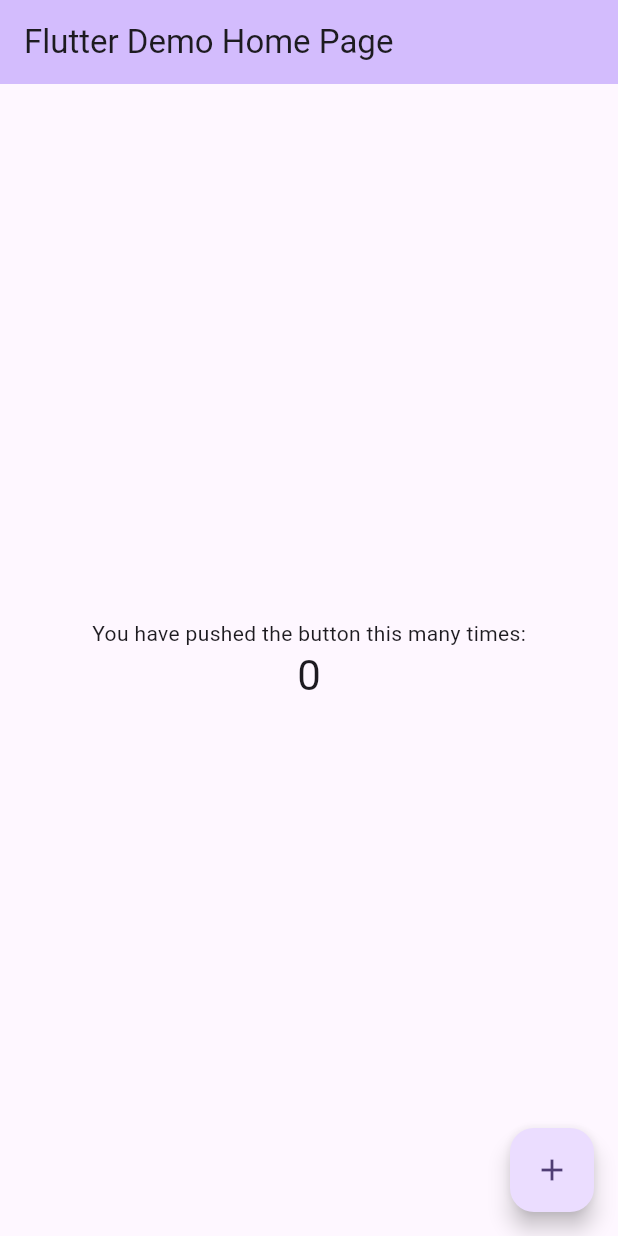
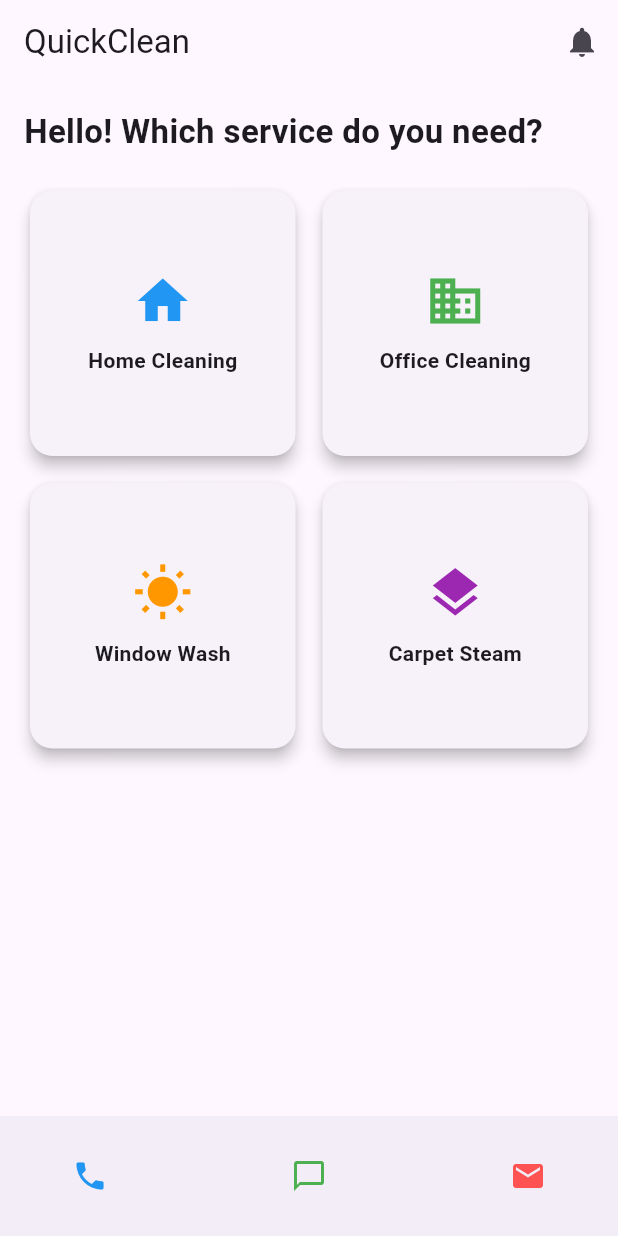
Before and after one commit to hangEX7749/QuickClean, a Flutter app: the screen it shows after launch, on a phone screen of 412 x 824 dp. Run offline on Flutter 3.47's test engine with Material 3 defaults, Android fonts, the light colour scheme and no system bars; Roboto replaces fonts that are missing (Poppins).

Commit message:
home page

```diff
--- a/lib/main.dart
+++ b/lib/main.dart
@@ -1,4 +1,5 @@
 import 'package:flutter/material.dart';
+import 'package:quick_clean/screen/home.dart';
 
 void main() {
   runApp(const MyApp());
@@ -11,26 +12,12 @@ class MyApp extends StatelessWidget {
   @override
   Widget build(BuildContext context) {
     return MaterialApp(
-      title: 'Flutter Demo',
       theme: ThemeData(
-        // This is the theme of your application.
-        //
-        // TRY THIS: Try running your application with "flutter run". You'll see
-        // the application has a purple toolbar. Then, without quitting the app,
-        // try changing the seedColor in the colorScheme below to Colors.green
-        // and then invoke "hot reload" (save your changes or press the "hot
-        // reload" button in a Flutter-supported IDE, or press "r" if you used
-        // the command line to start the app).
-        //
-        // Notice that the counter didn't reset back to zero; the application
-        // state is not lost during the reload. To reset the state, use hot
-        // restart instead.
-        //
-        // This works for code too, not just values: Most code changes can be
-        // tested with just a hot reload.
-        colorScheme: ColorScheme.fromSeed(seedColor: Colors.deepPurple),
+        primarySwatch: Colors.blue,
+        useMaterial3: true, // Gives you the modern Android 14+ look
+        fontFamily: 'Poppins', // A clean, modern font for service apps
       ),
-      home: const MyHomePage(title: 'Flutter Demo Home Page'),
+      home: HomeScreen(),
     );
   }
 }
--- /dev/null
+++ b/lib/screen/home.dart
@@ -0,0 +1,93 @@
+import 'package:flutter/material.dart';
+import 'package:url_launcher/url_launcher.dart';
+
+class HomeScreen extends StatelessWidget {
+  const HomeScreen({super.key});
+
+  @override
+  Widget build(BuildContext context) {
+    return Scaffold(
+      appBar: AppBar(
+        title: Text('QuickClean'),
+        actions: [IconButton(icon: Icon(Icons.notifications), onPressed: () {})],
+      ),
+      body: Padding(
+        padding: const EdgeInsets.all(16.0),
+        child: Column(
+          crossAxisAlignment: CrossAxisAlignment.start,
+          children: [
+            Text('Hello! Which service do you need?',
+                 style: TextStyle(fontSize: 22, fontWeight: FontWeight.bold)),
+            SizedBox(height: 20),
+            Expanded(
+              child: GridView.count(
+                crossAxisCount: 2,
+                crossAxisSpacing: 10,
+                mainAxisSpacing: 10,
+                children: [
+                  _serviceCard('Home Cleaning', Icons.home, Colors.blue),
+                  _serviceCard('Office Cleaning', Icons.business, Colors.green),
+                  _serviceCard('Window Wash', Icons.wb_sunny, Colors.orange),
+                  _serviceCard('Carpet Steam', Icons.layers, Colors.purple),
+                ],
+              ),
+            ),
+          ],
+        ),
+      ),
+      // Using BottomAppBar instead of BottomNavigationBar for custom layouts
+      bottomNavigationBar: BottomAppBar(
+        shape: CircularNotchedRectangle(),
+        notchMargin: 8.0,
+        child: Container(
+          height: 60.0,
+          padding: EdgeInsets.symmetric(horizontal: 20.0),
+          child: Row(
+            mainAxisAlignment: MainAxisAlignment.spaceBetween,
+            children: [
+              // Phone Call
+              IconButton(
+                icon: Icon(Icons.phone, color: Colors.blue),
+                onPressed: () => _launchURL('tel:+123456789'),
+              ),
+
+              // WhatsApp
+              IconButton(
+                icon: Icon(Icons.chat_bubble_outline, color: Colors.green),
+                onPressed: () => _launchURL('https://wa.me/123456789'),
+              ),
+
+              // Email
+              IconButton(
+                icon: Icon(Icons.email, color: Colors.redAccent),
+                onPressed: () => _launchURL('mailto:support@cleaningservice.com'),
+              ),
+            ],
+          ),
+        ),
+      ),
+    );
+  }
+
+  Widget _serviceCard(String title, IconData icon, Color color) {
+    return Card(
+      elevation: 4,
+      shape: RoundedRectangleBorder(borderRadius: BorderRadius.circular(15)),
+      child: Column(
+        mainAxisAlignment: MainAxisAlignment.center,
+        children: [
+          Icon(icon, size: 40, color: color),
+          SizedBox(height: 10),
+          Text(title, style: TextStyle(fontWeight: FontWeight.w600)),
+        ],
+      ),
+    );
+  }
+
+  Future<void> _launchURL(String url) async {
+    final Uri uri = Uri.parse(url);
+    if (await canLaunchUrl(uri)) {
+      await launchUrl(uri);
+    }
+  }
+}
--- a/pubspec.yaml
+++ b/pubspec.yaml
@@ -34,6 +34,7 @@ dependencies:
   # The following adds the Cupertino Icons font to your application.
   # Use with the CupertinoIcons class for iOS style icons.
   cupertino_icons: ^1.0.8
+  url_launcher: ^6.3.2
 
 dev_dependencies:
   flutter_test:
```
Also changed, not shown: pubspec.lock, 7 other files.
